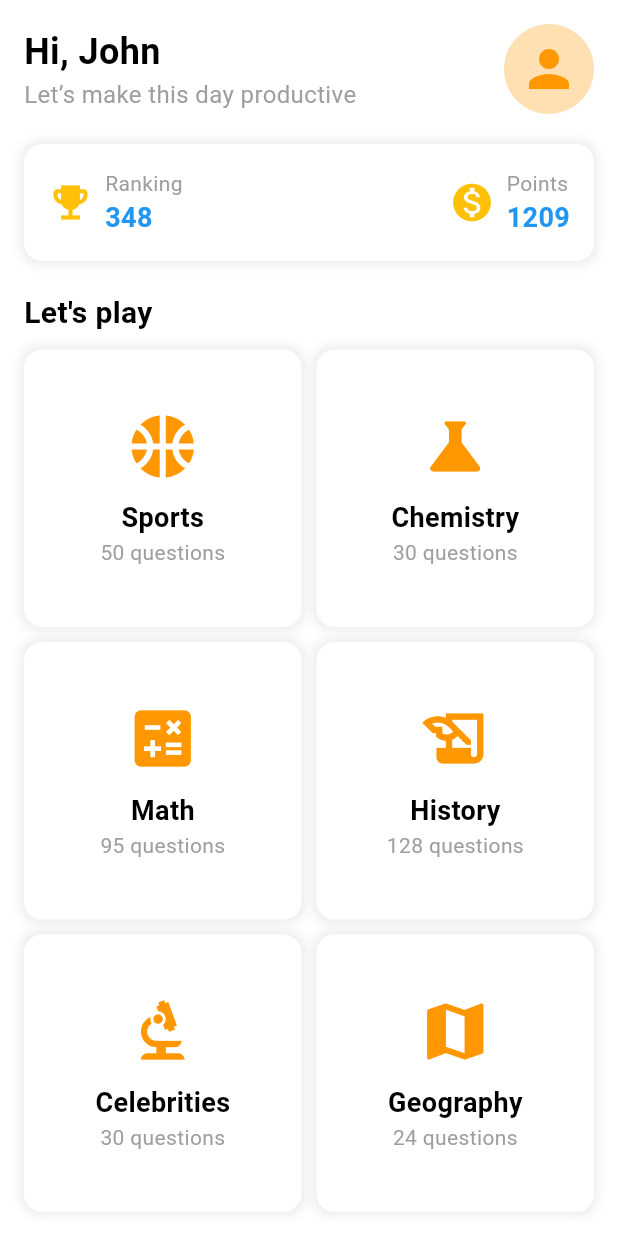
After one commit to jason-slatt/quiz_appClient, a Flutter app: the screen it shows after launch, on a phone screen of 412 x 824 dp. The commit adds this screen. Run offline on Flutter 3.47's test engine with Material 3 defaults, Android fonts, the phone set to English and light mode, and no system bars; our stand-ins replace flutter_easyloading.

Commit message:
debug play gain action adjust colors for the app included category tittle at the top of the gaming page

```diff
--- a/lib/constant/global_variables.dart
+++ b/lib/constant/global_variables.dart
@@ -1,8 +1,18 @@
 import 'package:flutter/material.dart';
 
 class GlobalVariable{
-static const secondaryColor = Color.fromRGBO(0, 112, 255, 10);
+static const secondaryColor = Color.fromRGBO(255, 165, 0, 1.0) ; // Orange;
 static const backgroundColor = Color.fromRGBO(255, 255, 255, 1);
 static const selectedNavBarColor = Colors.black;
 static const unSelectedNavBarColor = Colors.grey;
+
+final List<Map<String, dynamic>> categories = [
+  {'id': 21,'name': 'Sports', 'questions': 50, 'icon': Icons.sports_basketball},
+  {'id': 17, 'name': 'Chemistry', 'questions': 30, 'icon': Icons.science},
+  {'id': 19,'name': 'Math', 'questions': 95, 'icon': Icons.calculate},
+  {'id': 23, 'name': 'History', 'questions': 128, 'icon': Icons.history_edu},
+  {'id': 26, 'name': 'Celebrities', 'questions': 30, 'icon': Icons.biotech},
+  {'id': 22,'name': 'Geography', 'questions': 24, 'icon': Icons.map},
+];
+
 }
--- a/lib/features/main/complete.dart
+++ b/lib/features/main/complete.dart
@@ -1,6 +1,7 @@
 import 'package:flutter/material.dart';
 import 'package:quiz_app/constant/global_variables.dart';
 import 'package:quiz_app/features/main/home.dart';
+import 'package:quiz_app/features/main/welcome.dart';
 
 class Completed extends StatelessWidget {
   static const routeName = '/completed';
@@ -17,6 +18,8 @@ class Completed extends StatelessWidget {
     final int totalQuestions = args[2] as int;
     final int correctAnswers = args[3] as int;
     final int wrongAnswers = args[4] as int;
+    final int ID = args[5] as int;
+    final String category = args[6] as String;
     return Scaffold(
       body: Builder(
         builder: (context) {
@@ -245,7 +248,7 @@ class Completed extends StatelessWidget {
                         children: [
                           InkWell(
                             onTap: () {
-                              Navigator.pushReplacementNamed(context, Home.routeName, arguments: {"reset" : true});
+                              Navigator.pushReplacementNamed(context, Home.routeName, arguments: [ID , category]);
                             },
                             child: const CircleAvatar(
                               backgroundColor: GlobalVariable.secondaryColor,
@@ -264,9 +267,11 @@ class Completed extends StatelessWidget {
                                   fontSize: 15, fontWeight: FontWeight.w400)),
                         ],
                       ),
-                      const Column(
+                       Column(
                         children: [
-                          CircleAvatar(
+                          InkWell(
+                            onTap : () { Navigator.pushNamed(context, Welcome.routeName);},
+                            child: const CircleAvatar(
                               backgroundColor: Colors.green,
                               radius: 35,
                               child: Center(
@@ -276,8 +281,9 @@ class Completed extends StatelessWidget {
                                     color: Colors.white,
                                   )),
                             ),
-                          SizedBox(height: 10),
-                          Text('Home',
+                          ),
+                          const SizedBox(height: 10),
+                          const Text('Home',
                               style: TextStyle(
                                   fontSize: 15, fontWeight: FontWeight.w400))
                         ],
--- a/lib/features/main/option.dart
+++ b/lib/features/main/option.dart
@@ -8,21 +8,19 @@ class Options extends StatelessWidget {
   Widget build(BuildContext context) {
     return Column(
       children: [
-        Container(
+        SizedBox(
           height: 48,
           width: 240,
-          decoration: BoxDecoration(
-            borderRadius: BorderRadius.circular(15),
-            border: Border.all(width: 3, color: GlobalVariable.secondaryColor)
-          ),
           child:  Center(
             child: Padding(
               padding: const EdgeInsets.symmetric(horizontal: 18),
               child: Row(
                 mainAxisAlignment: MainAxisAlignment.spaceBetween,
                 children: [
-                  Text(options, style: const TextStyle( fontWeight:  FontWeight.bold),),
-                  Radio(value: options, groupValue: 2, onChanged:(val) {})
+                  Align(
+                    alignment: Alignment.center ,
+                      child: Text(options, style: const TextStyle( fontWeight:  FontWeight.bold),)
+                  ),
                 ],
               ),
             ),
--- /dev/null
+++ b/lib/features/main/welcome.dart
@@ -0,0 +1,170 @@
+
+import 'package:flutter/material.dart';
+import 'package:quiz_app/constant/global_variables.dart';
+import 'package:quiz_app/features/main/home.dart';
+
+class Welcome extends StatefulWidget {
+  static const routeName = '/welcome';
+  const Welcome({super.key});
+
+  @override
+  State<Welcome> createState() => _WelcomeScreenState();
+}
+
+class _WelcomeScreenState extends State<Welcome> {
+  final List<Map<String, dynamic>> categories = GlobalVariable().categories;
+ /* List categories = [];
+  Future api() async {
+    final response = await http.get(Uri.parse("https://opentdb.com/api_category.php"));
+    if (response.statusCode == 200) {
+      var data = jsonDecode(response.body)['trivia_categories'];
+      print(data);
+      setState(() {
+        categories= data;
+      });
+    }
+  }*/
+
+  @override
+  Widget build(BuildContext context) {
+    return Scaffold(
+      backgroundColor: Colors.white,
+      body: SafeArea(
+        child: Padding(
+          padding: const EdgeInsets.all(16.0),
+          child: Column(
+            crossAxisAlignment: CrossAxisAlignment.start,
+            children: [
+              // Header Section
+              Row(
+                mainAxisAlignment: MainAxisAlignment.spaceBetween,
+                children: [
+                  const Column(
+                    crossAxisAlignment: CrossAxisAlignment.start,
+                    children: [
+                      Text(
+                        "Hi, John",
+                        style: TextStyle(fontSize: 24, fontWeight: FontWeight.bold),
+                      ),
+                      Text(
+                        "Let’s make this day productive",
+                        style: TextStyle(fontSize: 16, color: Colors.grey),
+                      ),
+                    ],
+                  ),
+                  CircleAvatar(
+                    radius: 30,
+                    backgroundColor: Colors.orange[100],
+                    child: const Icon(Icons.person, size: 40, color: Colors.orange),
+                  ),
+                ],
+              ),
+
+              const SizedBox(height: 20),
+
+              // Stats Section
+              Container(
+                padding: const EdgeInsets.all(16),
+                decoration: BoxDecoration(
+                  color: Colors.white,
+                  borderRadius: BorderRadius.circular(12),
+                  boxShadow: [
+                    BoxShadow(
+                      color: Colors.grey.withOpacity(0.2),
+                      blurRadius: 5,
+                      spreadRadius: 2,
+                    ),
+                  ],
+                ),
+                child: Row(
+                  mainAxisAlignment: MainAxisAlignment.spaceBetween,
+                  children: [
+                    _statCard(Icons.emoji_events, "Ranking", "348"),
+                    _statCard(Icons.monetization_on, "Points", "1209"),
+                  ],
+                ),
+              ),
+
+              const SizedBox(height: 20),
+
+              // "Let's Play" Title
+              const Text(
+                "Let's play",
+                style: TextStyle(fontSize: 20, fontWeight: FontWeight.bold),
+              ),
+
+              const SizedBox(height: 10),
+
+              // Quiz Categories Grid
+              Expanded(
+                child: GridView.builder(
+                  gridDelegate: const SliverGridDelegateWithFixedCrossAxisCount(
+                    crossAxisCount: 2,
+                    crossAxisSpacing: 10,
+                    mainAxisSpacing: 10,
+                  ),
+                  itemCount: categories.length,
+                  itemBuilder: (context, index) {
+                    return GestureDetector(
+                      onTap: () {
+                        // Navigate to Gameplay Screen with selected category
+                        Navigator.pushNamed(context, Home.routeName , arguments:[categories[index]['id'],categories[index]['name']]);
+
+                      },
+                      child: _quizCategory(
+                        categories[index]['icon'],
+                        categories[index]['name'],
+                        "${categories[index]['questions']} questions",
+                      ),
+                    );
+                  },
+                ),
+              ),
+            ],
+          ),
+        ),
+      ),
+    );
+  }
+
+  Widget _statCard(IconData icon, String title, String value) {
+    return Row(
+      children: [
+        Icon(icon, color: Colors.amber, size: 30),
+        const SizedBox(width: 8),
+        Column(
+          crossAxisAlignment: CrossAxisAlignment.start,
+          children: [
+            Text(title, style: const TextStyle(color: Colors.grey)),
+            Text(value, style: const TextStyle(fontSize: 18, fontWeight: FontWeight.bold, color: Colors.blue)),
+          ],
+        ),
+      ],
+    );
+  }
+
+  Widget _quizCategory(IconData icon, String title, String subtitle) {
+    return Container(
+      decoration: BoxDecoration(
+        color: Colors.white,
+        borderRadius: BorderRadius.circular(12),
+        boxShadow: [
+          BoxShadow(
+            color: Colors.grey.withOpacity(0.2),
+            blurRadius: 5,
+            spreadRadius: 2,
+          ),
+        ],
+      ),
+      child: Column(
+        mainAxisAlignment: MainAxisAlignment.center,
+        children: [
+          Icon(icon, size: 50, color: Colors.orange),
+          const SizedBox(height: 10),
+          Text(title, style: const TextStyle(fontSize: 18, fontWeight: FontWeight.bold)),
+          Text(subtitle, style: const TextStyle(color: Colors.grey)),
+        ],
+      ),
+    );
+  }
+}
--- a/lib/main.dart
+++ b/lib/main.dart
@@ -3,6 +3,7 @@ import 'package:flutter_easyloading/flutter_easyloading.dart';
 import 'package:provider/provider.dart';
 import 'package:quiz_app/constant/global_variables.dart';
 import 'package:quiz_app/features/main/home.dart';
+import 'package:quiz_app/features/main/welcome.dart';
 import 'package:quiz_app/providers/user_provider.dart';
 import 'package:quiz_app/router.dart';
 
@@ -72,7 +73,7 @@ class _MyAppState extends State<MyApp> {
           useMaterial3: true,
         ),
         onGenerateRoute: (setting) => generateRoute(setting),
-        home: const Home()
+        home: const Welcome()
     );
   }
 }
--- a/lib/router.dart
+++ b/lib/router.dart
@@ -1,3 +1,4 @@
+
 import 'package:flutter/material.dart';
 import 'package:quiz_app/features/auth/screens/auth_screen.dart';
 import 'package:quiz_app/features/auth/screens/forgetPassword_screen.dart';
@@ -5,6 +6,7 @@ import 'package:quiz_app/features/auth/screens/signIn_in.dart';
 import 'package:quiz_app/features/auth/screens/signUp_screen.dart';
 import 'package:quiz_app/features/main/complete.dart';
 import 'package:quiz_app/features/main/home.dart';
+import 'package:quiz_app/features/main/welcome.dart';
 
 Route<dynamic> generateRoute(RouteSettings routeSettings) {
   switch(routeSettings.name){
@@ -16,6 +18,8 @@ Route<dynamic> generateRoute(RouteSettings routeSettings) {
       return MaterialPageRoute(builder: (_) => const SignupScreen());
     case ForgetPasswordScreen.routeNamed :
       return MaterialPageRoute(builder: (_) => const ForgetPasswordScreen());
+    case Welcome.routeName :
+      return MaterialPageRoute(builder: (_) => const Welcome());
     case Completed.routeName:
       return MaterialPageRoute(
         builder: (context) {
@@ -25,9 +29,8 @@ Route<dynamic> generateRoute(RouteSettings routeSettings) {
       );
 
     case Home.routeName :
-      return MaterialPageRoute(builder: (_) => const Home());
-
-
+      final category = routeSettings.arguments as List<dynamic>;
+      return MaterialPageRoute(builder: (_) =>  Home(args: category));
     default:
       return MaterialPageRoute(
           builder: (_) => const Scaffold(
```
Lines whose indentation alone changed are shown as unchanged.
